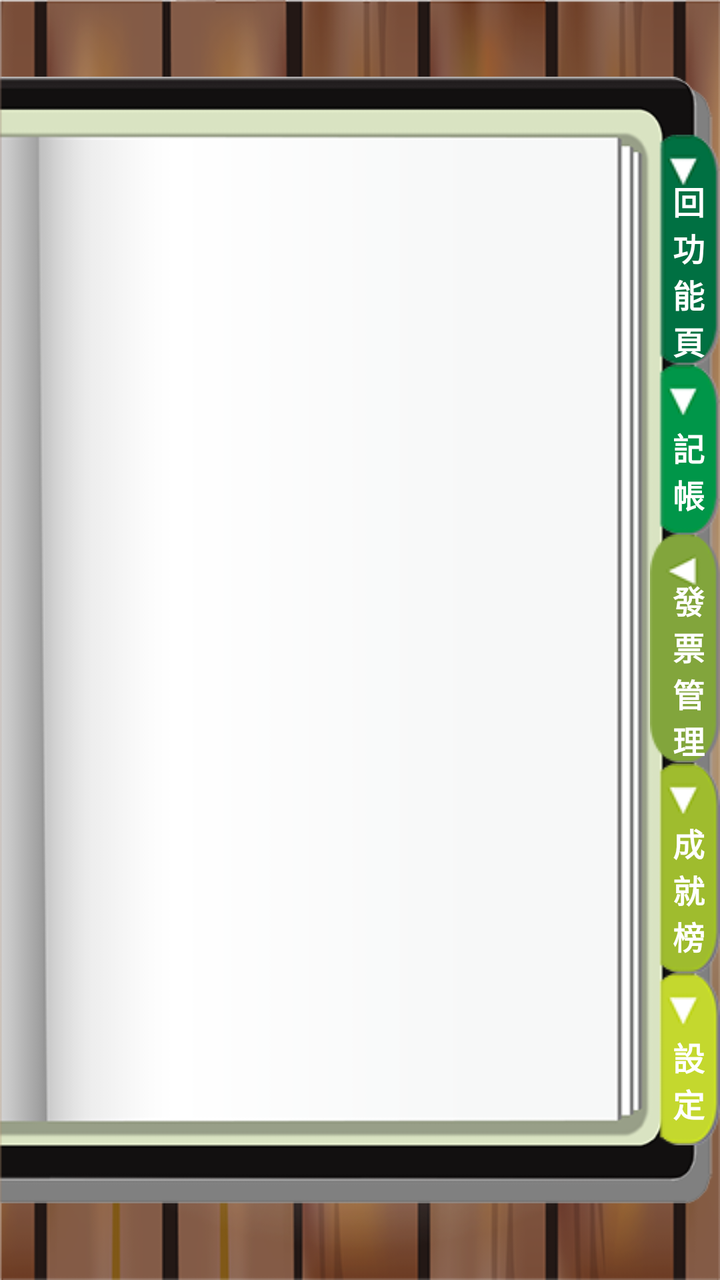
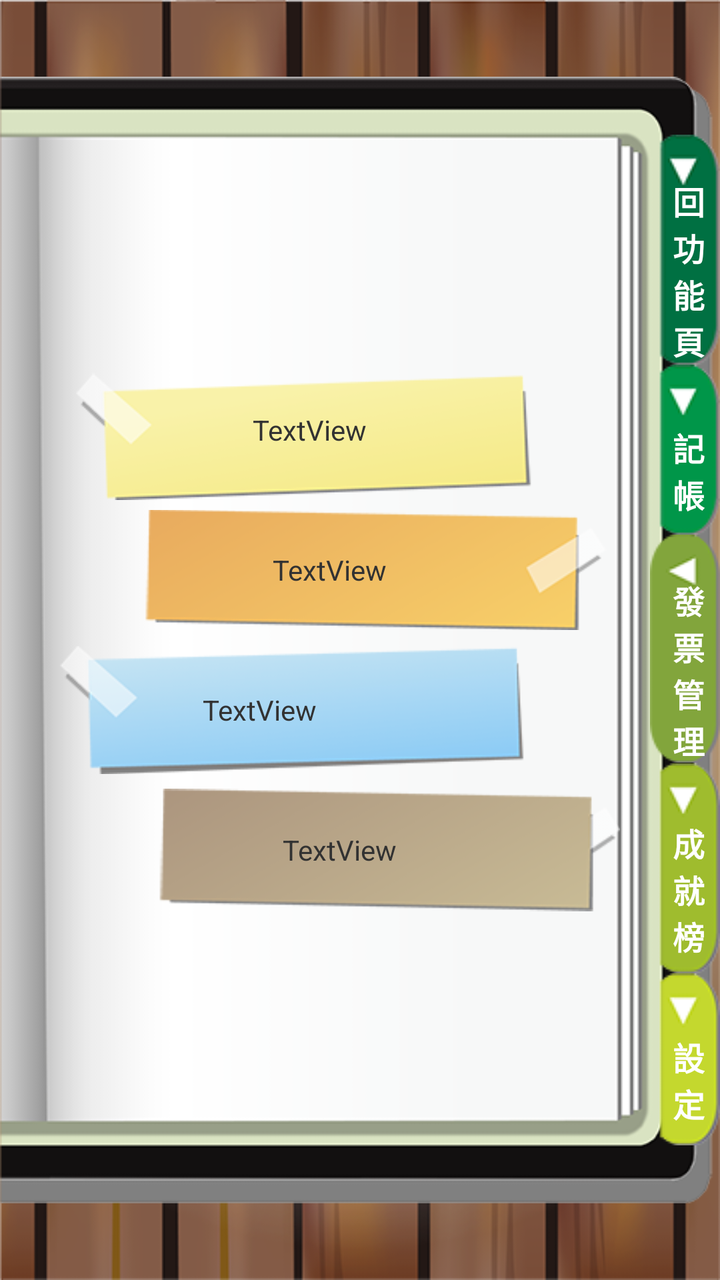

Before-and-after screenshots of an Android layout around one commit, followed by the original layout XML and the change that was made.
<!-- AndroidManifest.xml: application theme AppTheme -->
<!-- res/layout/activity_manager.xml -->
<RelativeLayout xmlns:android="http://schemas.android.com/apk/res/android"
    xmlns:tools="http://schemas.android.com/tools"
    android:layout_width="match_parent"
    android:layout_height="match_parent"
    android:background="@drawable/bg_wood"
    tools:context=".MainActivity" >

    <ImageView
        android:id="@+id/imageView1"
        android:layout_width="match_parent"
        android:layout_height="match_parent"
        android:layout_alignParentLeft="true"
        android:src="@drawable/bg_book" />

    <LinearLayout
        android:layout_width="match_parent"
        android:layout_height="wrap_content"
        android:layout_centerInParent="true"
        android:gravity="right"
        android:orientation="vertical" >

        <RelativeLayout
            android:layout_width="wrap_content"
            android:layout_height="wrap_content" >

            <ImageButton
                android:id="@+id/imageButton1"
                android:layout_width="wrap_content"
                android:layout_height="wrap_content"
                android:background="@color/transparent"
                android:src="@drawable/btn_backfunc" />

            <TextView
                android:id="@+id/textView1"
                android:layout_width="wrap_content"
                android:layout_height="wrap_content"
                android:layout_centerInParent="true"
                android:text="\n 回\n 功\n 能\n 頁"
                android:textColor="#ffffff"
                android:textSize="16sp"
                android:textStyle="bold"
                android:visibility="visible" />

        </RelativeLayout>

        <RelativeLayout
            android:layout_width="wrap_content"
            android:layout_height="wrap_content" >

            <ImageButton
                android:id="@+id/imageButton2"
                android:layout_width="wrap_content"
                android:layout_height="wrap_content"
                android:background="@color/transparent"
                android:src="@drawable/btn_account" />

            <TextView
                android:id="@+id/textView2"
                android:layout_width="wrap_content"
                android:layout_height="wrap_content"
                android:layout_centerInParent="true"
                android:text="\n 記\n 帳"
                android:textColor="#ffffff"
                android:textSize="16sp"
                android:textStyle="bold"
                android:visibility="visible" />

        </RelativeLayout>

        <RelativeLayout
            android:layout_width="wrap_content"
            android:layout_height="wrap_content" >

            <ImageButton
                android:id="@+id/imageButton3"
                android:layout_width="wrap_content"
                android:layout_height="wrap_content"
                android:background="@color/transparent"
                android:src="@drawable/main_manager" />

            <TextView
                android:id="@+id/textView3"
                android:layout_width="wrap_content"
                android:layout_height="wrap_content"
                android:layout_centerInParent="true"
                android:text="\n 發\n 票\n 管\n 理"
                android:textColor="#ffffff"
                android:textSize="16sp"
                android:textStyle="bold"
                android:visibility="visible" />

        </RelativeLayout>

        <RelativeLayout
            android:layout_width="wrap_content"
            android:layout_height="wrap_content" >

            <ImageButton
                android:id="@+id/imageButton4"
                android:layout_width="wrap_content"
                android:layout_height="wrap_content"
                android:background="@color/transparent"
                android:src="@drawable/btn_social" />

            <TextView
                android:id="@+id/textView4"
                android:layout_width="wrap_content"
                android:layout_height="wrap_content"
                android:layout_centerInParent="true"
                android:text="\n 成\n 就\n 榜"
                android:textColor="#ffffff"
                android:textSize="16sp"
                android:textStyle="bold"
                android:visibility="visible" />

        </RelativeLayout>

        <RelativeLayout
            android:layout_width="wrap_content"
            android:layout_height="wrap_content" >

            <ImageButton
                android:id="@+id/imageButton5"
                android:layout_width="wrap_content"
                android:layout_height="wrap_content"
                android:background="@color/transparent"
                android:src="@drawable/btn_setting" />

            <TextView
                android:id="@+id/textView5"
                android:layout_width="wrap_content"
                android:layout_height="wrap_content"
                android:layout_centerInParent="true"
                android:text="\n 設\n 定"
                android:textColor="#ffffff"
                android:textSize="16sp"
                android:textStyle="bold"
                android:visibility="visible" />

        </RelativeLayout>

    </LinearLayout>

</RelativeLayout>
<!-- resources referenced by this layout -->
<resources>
  <color name="transparent">#00000000</color>
  <!-- drawable bg_book: png bitmap (drawable-mdpi, 14514 bytes) -->
  <!-- drawable bg_wood: png bitmap (drawable-mdpi, 216225 bytes) -->
  <!-- drawable btn_account: png bitmap (drawable-mdpi, 4502 bytes) -->
  <!-- drawable btn_backfunc: png bitmap (drawable-mdpi, 4541 bytes) -->
  <!-- drawable btn_setting: png bitmap (drawable-mdpi, 4528 bytes) -->
  <!-- drawable btn_social: png bitmap (drawable-mdpi, 4547 bytes) -->
  <!-- drawable main_manager: png bitmap (drawable-mdpi, 4123 bytes) -->
  <style name="AppTheme" parent="AppBaseTheme">
          
      </style>
  <style name="AppBaseTheme" parent="android:Theme.Light">
  	    <item name="android:windowNoTitle">true</item>
          
      </style>
</resources>

<!-- the commit's change to res/layout/activity_manager.xml (unified diff, before → after) -->
@@ -141,4 +141,101 @@
 
     </LinearLayout>
 
+    <LinearLayout
+        android:layout_width="wrap_content"
+        android:layout_height="wrap_content"
+        android:layout_centerVertical="true"
+        android:layout_marginLeft="30dp"
+        android:layout_marginRight="50dp"
+        android:orientation="vertical" >
+
+        <RelativeLayout
+            android:layout_width="match_parent"
+            android:layout_height="wrap_content" >
+
+            <ImageButton
+                android:id="@+id/imageButton6"
+                android:layout_width="match_parent"
+                android:layout_height="70dp"
+                android:background="@color/transparent"
+                android:scaleType="fitCenter"
+                android:src="@drawable/btn_01" />
+
+            <TextView
+                android:id="@+id/textView6"
+                android:layout_width="wrap_content"
+                android:layout_height="wrap_content"
+                android:layout_centerInParent="true"
+                android:paddingRight="30dp"
+                android:text="TextView" />
+
+        </RelativeLayout>
+
+        <RelativeLayout
+            android:layout_width="match_parent"
+            android:layout_height="wrap_content" >
+
+            <ImageButton
+                android:id="@+id/imageButton7"
+                android:layout_width="match_parent"
+                android:layout_height="70dp"
+                android:background="@color/transparent"
+                android:scaleType="fitCenter"
+                android:src="@drawable/btn_02" />
+
+            <TextView
+                android:id="@+id/textView7"
+                android:layout_width="wrap_content"
+                android:layout_height="wrap_content"
+                android:layout_centerInParent="true"
+                android:paddingRight="10dp"
+                android:text="TextView" />
+
+        </RelativeLayout>
+
+        <RelativeLayout
+            android:layout_width="match_parent"
+            android:layout_height="wrap_content" >
+
+            <ImageButton
+                android:id="@+id/imageButton8"
+                android:layout_width="match_parent"
+                android:layout_height="70dp"
+                android:background="@color/transparent"
+                android:scaleType="fitCenter"
+                android:src="@drawable/btn_03" />
+
+            <TextView
+                android:id="@+id/textView8"
+                android:layout_width="wrap_content"
+                android:layout_height="wrap_content"
+                android:layout_centerInParent="true"
+                android:paddingRight="80dp"
+                android:text="TextView" />
+
+        </RelativeLayout>
+
+        <RelativeLayout
+            android:layout_width="match_parent"
+            android:layout_height="wrap_content" >
+
+            <ImageButton
+                android:id="@+id/imageButton9"
+                android:layout_width="match_parent"
+                android:layout_height="70dp"
+                android:background="@color/transparent"
+                android:scaleType="fitCenter"
+                android:src="@drawable/btn_04" />
+
+            <TextView
+                android:id="@+id/textView9"
+                android:layout_width="wrap_content"
+                android:layout_height="wrap_content"
+                android:layout_centerInParent="true"
+                android:text="TextView" />
+
+        </RelativeLayout>
+
+    </LinearLayout>
+
 </RelativeLayout>
<!-- resource entries referenced after the edit -->
@@ -3,6 +3,10 @@
   <color name="transparent">#00000000</color>
   <!-- drawable bg_book: png bitmap (drawable-mdpi, 14514 bytes) -->
   <!-- drawable bg_wood: png bitmap (drawable-mdpi, 216225 bytes) -->
+  <!-- drawable btn_01: png bitmap (drawable-mdpi, 8864 bytes) -->
+  <!-- drawable btn_02: png bitmap (drawable-mdpi, 8736 bytes) -->
+  <!-- drawable btn_03: png bitmap (drawable-mdpi, 9684 bytes) -->
+  <!-- drawable btn_04: png bitmap (drawable-mdpi, 8318 bytes) -->
   <!-- drawable btn_account: png bitmap (drawable-mdpi, 4502 bytes) -->
   <!-- drawable btn_backfunc: png bitmap (drawable-mdpi, 4541 bytes) -->
   <!-- drawable btn_setting: png bitmap (drawable-mdpi, 4528 bytes) -->
